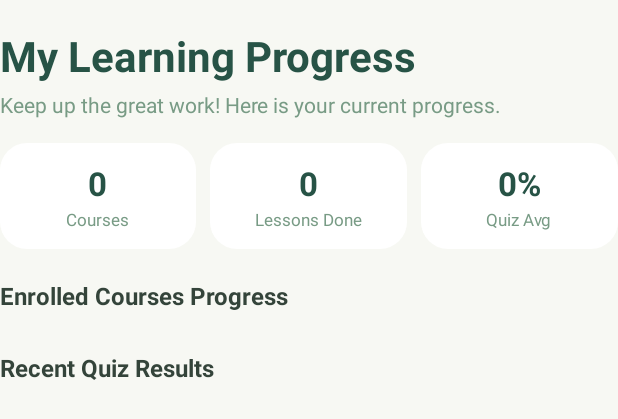
After one commit to yasmienalaa/Mobile-Project, an Android app: the layout screen_student_dashboard.xml on its own in the app's theme, with its tools: preview values and no code run, on a phone screen of 412 x 824 dp. The commit adds this screen. Shown: the top 419 px of the screen. Run offline under Robolectric (Android 15) with nearby library versions, the phone set to English and light mode, and no system bars.

Commit message:
student learning progress and dashboard implemented

```diff
--- a/app/src/main/java/com/example/e_learning/dao/CourseDao.kt
+++ b/app/src/main/java/com/example/e_learning/dao/CourseDao.kt
@@ -31,6 +31,9 @@ interface CourseDao {
     @Query("SELECT courses.* FROM courses INNER JOIN enrollments ON enrollments.courseId = courses.courseId WHERE enrollments.userId = :userId ORDER BY courses.title")
     fun observeEnrolledByUser(userId: Long): Flow<List<CourseEntity>>
 
+    @Query("SELECT courses.* FROM courses INNER JOIN enrollments ON enrollments.courseId = courses.courseId WHERE enrollments.userId = :userId ORDER BY courses.title")
+    suspend fun getEnrolledByUser(userId: Long): List<CourseEntity>
+
     @Query("SELECT COUNT(*) FROM courses")
     fun observeCount(): Flow<Int>
 }
--- a/app/src/main/java/com/example/e_learning/dao/EnrollmentDao.kt
+++ b/app/src/main/java/com/example/e_learning/dao/EnrollmentDao.kt
@@ -8,6 +8,7 @@ import kotlinx.coroutines.flow.Flow
     @Insert(onConflict = OnConflictStrategy.IGNORE) suspend fun enroll(enrollment: EnrollmentEntity): Long
     @Delete suspend fun remove(enrollment: EnrollmentEntity)
     @Query("SELECT * FROM enrollments WHERE userId = :userId") fun observeByUser(userId: Long): Flow<List<EnrollmentEntity>>
+    @Query("SELECT * FROM enrollments WHERE userId = :userId") suspend fun getEnrollmentsForUser(userId: Long): List<EnrollmentEntity>
     @Query("SELECT EXISTS(SELECT 1 FROM enrollments WHERE userId = :userId AND courseId = :courseId)") suspend fun isEnrolled(userId: Long, courseId: Long): Boolean
     @Query("SELECT COUNT(*) FROM enrollments WHERE courseId = :courseId") fun observeStudentCountForCourse(courseId: Long): Flow<Int>
     @Query("SELECT COUNT(*) FROM enrollments WHERE userId = :userId") suspend fun getEnrollmentCountForUser(userId: Long): Int
--- a/app/src/main/java/com/example/e_learning/dao/LessonDao.kt
+++ b/app/src/main/java/com/example/e_learning/dao/LessonDao.kt
@@ -9,6 +9,7 @@ import kotlinx.coroutines.flow.Flow
     @Update suspend fun update(lesson: LessonEntity)
     @Delete suspend fun delete(lesson: LessonEntity)
     @Query("SELECT * FROM lessons WHERE courseId = :courseId ORDER BY position") fun observeByCourse(courseId: Long): Flow<List<LessonEntity>>
+    @Query("SELECT * FROM lessons WHERE courseId = :courseId ORDER BY position") suspend fun getLessonsForCourse(courseId: Long): List<LessonEntity>
     @Query("SELECT * FROM lessons WHERE lessonId = :id LIMIT 1") suspend fun getById(id: Long): LessonEntity?
     @Query("SELECT COUNT(*) FROM lessons") fun observeCount(): Flow<Int>
 }
--- a/app/src/main/java/com/example/e_learning/dao/QuizResultDao.kt
+++ b/app/src/main/java/com/example/e_learning/dao/QuizResultDao.kt
@@ -49,4 +49,6 @@ abstract class QuizResultDao {
         quizId: Long
     ): List<QuizResultEntity>
 
+    @Query("SELECT * FROM quiz_results WHERE userId = :userId ORDER BY submittedAt DESC")
+    abstract suspend fun getUserResults(userId: Long): List<QuizResultEntity>
 }
--- /dev/null
+++ b/app/src/main/res/layout/screen_student_dashboard.xml
@@ -0,0 +1,195 @@
+<?xml version="1.0" encoding="utf-8"?>
+<ScrollView xmlns:android="http://schemas.android.com/apk/res/android"
+    android:layout_width="match_parent"
+    android:layout_height="match_parent"
+    android:fillViewport="true">
+
+    <LinearLayout
+        android:layout_width="match_parent"
+        android:layout_height="wrap_content"
+        android:orientation="vertical"
+        android:paddingBottom="24dp">
+
+        <!-- Welcome Banner -->
+        <TextView
+            android:id="@+id/dashboardWelcomeTitle"
+            android:layout_width="wrap_content"
+            android:layout_height="wrap_content"
+            android:paddingTop="18dp"
+            android:text="My Learning Progress"
+            android:textColor="#275346"
+            android:textSize="28sp"
+            android:textStyle="bold" />
+
+        <TextView
+            android:id="@+id/dashboardWelcomeSubtitle"
+            android:layout_width="wrap_content"
+            android:layout_height="wrap_content"
+            android:paddingTop="4dp"
+            android:paddingBottom="16dp"
+            android:text="Keep up the great work! Here is your current progress."
+            android:textColor="@color/sage_primary"
+            android:textSize="14sp" />
+
+        <!-- Stats Overview Cards Container -->
+        <LinearLayout
+            android:layout_width="match_parent"
+            android:layout_height="wrap_content"
+            android:layout_marginBottom="20dp"
+            android:orientation="horizontal">
+
+            <!-- Card 1: Enrolled Courses -->
+            <LinearLayout
+                android:layout_width="0dp"
+                android:layout_height="wrap_content"
+                android:layout_marginEnd="6dp"
+                android:layout_weight="1"
+                android:background="@drawable/bg_soft_card"
+                android:gravity="center"
+                android:orientation="vertical"
+                android:padding="12dp">
+
+                <TextView
+                    android:id="@+id/statEnrolledCount"
+                    android:layout_width="wrap_content"
+                    android:layout_height="wrap_content"
+                    android:text="0"
+                    android:textColor="#275346"
+                    android:textSize="22sp"
+                    android:textStyle="bold" />
+
+                <TextView
+                    android:layout_width="wrap_content"
+                    android:layout_height="wrap_content"
+                    android:paddingTop="2dp"
+                    android:text="Courses"
+                    android:textColor="@color/sage_primary"
+                    android:textSize="11sp" />
+            </LinearLayout>
+
+            <!-- Card 2: Completed Lessons -->
+            <LinearLayout
+                android:layout_width="0dp"
+                android:layout_height="wrap_content"
+                android:layout_marginHorizontal="3dp"
+                android:layout_weight="1"
+                android:background="@drawable/bg_soft_card"
+                android:gravity="center"
+                android:orientation="vertical"
+                android:padding="12dp">
+
+                <TextView
+                    android:id="@+id/statCompletedLessonsCount"
+                    android:layout_width="wrap_content"
+                    android:layout_height="wrap_content"
+                    android:text="0"
+                    android:textColor="#275346"
+                    android:textSize="22sp"
+                    android:textStyle="bold" />
+
+                <TextView
+                    android:layout_width="wrap_content"
+                    android:layout_height="wrap_content"
+                    android:paddingTop="2dp"
+                    android:text="Lessons Done"
+                    android:textColor="@color/sage_primary"
+                    android:textSize="11sp" />
+            </LinearLayout>
+
+            <!-- Card 3: Quiz Score Average -->
+            <LinearLayout
+                android:layout_width="0dp"
+                android:layout_height="wrap_content"
+                android:layout_marginStart="6dp"
+                android:layout_weight="1"
+                android:background="@drawable/bg_soft_card"
+                android:gravity="center"
+                android:orientation="vertical"
+                android:padding="12dp">
+
+                <TextView
+                    android:id="@+id/statQuizAvgScore"
+                    android:layout_width="wrap_content"
+                    android:layout_height="wrap_content"
+                    android:text="0%"
+                    android:textColor="#275346"
+                    android:textSize="22sp"
+                    android:textStyle="bold" />
+
+                <TextView
+                    android:layout_width="wrap_content"
+                    android:layout_height="wrap_content"
+                    android:paddingTop="2dp"
+                    android:text="Quiz Avg"
+                    android:textColor="@color/sage_primary"
+                    android:textSize="11sp" />
+            </LinearLayout>
+        </LinearLayout>
+
+        <!-- Course Progress Section Title -->
+        <TextView
+            android:layout_width="wrap_content"
+            android:layout_height="wrap_content"
+            android:paddingBottom="10dp"
+            android:text="Enrolled Courses Progress"
+            android:textColor="@color/sage_text"
+            android:textSize="16sp"
+            android:textStyle="bold" />
+
+        <!-- Course Progress List -->
+        <LinearLayout
+            android:id="@+id/dashboardCourseList"
+            android:layout_width="match_parent"
+            android:layout_height="wrap_content"
+            android:orientation="vertical" />
+
+        <!-- Quiz Performance Section Title -->
+        <TextView
+            android:id="@+id/quizSectionTitle"
+            android:layout_width="wrap_content"
+            android:layout_height="wrap_content"
+            android:paddingTop="16dp"
+            android:paddingBottom="10dp"
+            android:text="Recent Quiz Results"
+            android:textColor="@color/sage_text"
+            android:textSize="16sp"
+            android:textStyle="bold" />
+
+        <!-- Quiz Performance List -->
+        <LinearLayout
+            android:id="@+id/dashboardQuizList"
+            android:layout_width="match_parent"
+            android:layout_height="wrap_content"
+            android:orientation="vertical" />
+
+        <!-- Empty State View -->
+        <LinearLayout
+            android:id="@+id/dashboardEmptyView"
+            android:layout_width="match_parent"
+            android:layout_height="wrap_content"
+            android:layout_marginTop="24dp"
+            android:background="@drawable/bg_soft_card"
+            android:gravity="center"
+            android:orientation="vertical"
+            android:padding="24dp"
+            android:visibility="gone">
+
+            <TextView
+                android:layout_width="wrap_content"
+                android:layout_height="wrap_content"
+                android:text="No Enrolled Courses Yet"
+                android:textColor="#275346"
+                android:textSize="16sp"
+                android:textStyle="bold" />
+
+            <TextView
+                android:layout_width="wrap_content"
+                android:layout_height="wrap_content"
+                android:paddingTop="6dp"
+                android:text="Browse available courses and enroll to start tracking your learning progress!"
+                android:textAlignment="center"
+                android:textColor="@color/sage_primary"
+                android:textSize="13sp" />
+        </LinearLayout>
+    </LinearLayout>
+</ScrollView>
```
Also changed, not shown: app/src/main/java/com/example/e_learning/HomeActivity.kt (+19 -12 lines), app/src/main/java/com/example/e_learning/dao/ProgressDao.kt (+12 -0 lines), app/src/main/java/com/example/e_learning/data/CourseProgress.kt (added, +11 -0 lines), app/src/main/java/com/example/e_learning/data/ProgressRepository.kt (added, +90 -0 lines), app/src/main/java/com/example/e_learning/data/StudentProgressSummary.kt (added, +20 -0 lines), app/src/main/java/com/example/e_learning/ui/CourseCards.kt (+15 -2 lines), app/src/main/java/com/example/e_learning/ui/StudentDashboardScreen.kt (added, +98 -0 lines), app/src/main/res/layout/item_student_progress_course.xml (added, +102 -0 lines).
